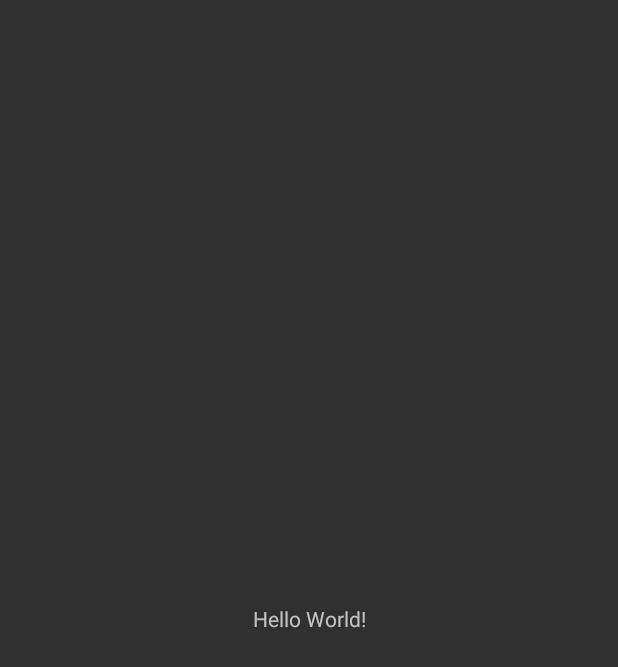
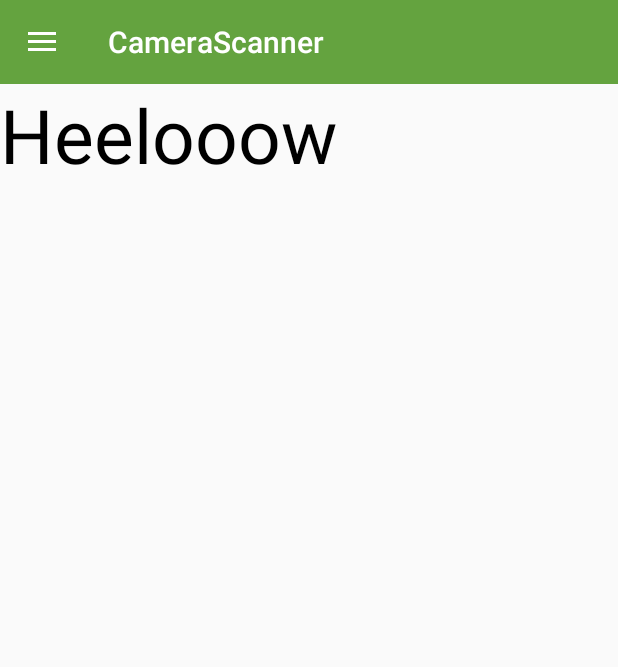
Before and after one commit to amitthakarebi/CameraScanner, an Android app: the screen it shows after launch (MainActivity), on a phone screen of 412 x 824 dp. Before the commit the part shown is almost empty. Shown: the top 667 px of the screen. Run offline under Robolectric (Android 15) with nearby library versions, the phone set to English and light mode, and no system bars.

Commit message:
Basic navigation menu is created
The basic navigation menu is created with working

```diff
--- a/app/build.gradle
+++ b/app/build.gradle
@@ -26,6 +26,7 @@ dependencies {
     implementation fileTree(dir: "libs", include: ["*.jar"])
     implementation 'androidx.appcompat:appcompat:1.2.0'
     implementation 'androidx.constraintlayout:constraintlayout:2.0.4'
+    implementation 'com.google.android.material:material:1.2.1'
     testImplementation 'junit:junit:4.12'
     androidTestImplementation 'androidx.test.ext:junit:1.1.2'
     androidTestImplementation 'androidx.test.espresso:espresso-core:3.3.0'
--- a/app/src/main/AndroidManifest.xml
+++ b/app/src/main/AndroidManifest.xml
@@ -10,9 +10,8 @@
         android:supportsRtl="true"
         android:theme="@style/AppTheme">
         <activity
-            android:name=".MainActivity"
-            android:theme="@style/Theme.AppCompat.NoActionBar" />
-        <activity android:name=".SplashScreen" android:theme="@style/Theme.AppCompat.NoActionBar">
+            android:name=".MainActivity" android:theme="@style/NoActionBarTheme"/>
+        <activity android:name=".SplashScreen" android:theme="@style/NoActionBarTheme">
             <intent-filter>
                 <action android:name="android.intent.action.MAIN" />
 
--- a/app/src/main/java/com/amitthakare/camerascanner/MainActivity.java
+++ b/app/src/main/java/com/amitthakare/camerascanner/MainActivity.java
@@ -1,14 +1,77 @@
 package com.amitthakare.camerascanner;
 
+import androidx.annotation.NonNull;
+import androidx.appcompat.app.ActionBarDrawerToggle;
 import androidx.appcompat.app.AppCompatActivity;
+import androidx.appcompat.widget.Toolbar;
+import androidx.core.view.GravityCompat;
+import androidx.drawerlayout.widget.DrawerLayout;
 
 import android.os.Bundle;
+import android.view.MenuItem;
+import android.widget.Toast;
 
-public class MainActivity extends AppCompatActivity {
+import com.google.android.material.navigation.NavigationView;
+
+public class MainActivity extends AppCompatActivity implements NavigationView.OnNavigationItemSelectedListener {
+
+    DrawerLayout drawerLayout;
+    NavigationView navigationView;
+    Toolbar toolbar;
 
     @Override
     protected void onCreate(Bundle savedInstanceState) {
         super.onCreate(savedInstanceState);
         setContentView(R.layout.activity_main);
+
+        //----------Hooks--------------//
+        drawerLayout = findViewById(R.id.drawerLayout);
+        navigationView = findViewById(R.id.navigationView);
+        toolbar = findViewById(R.id.navigationToolbar);
+
+        //---------Toolbar---------// set toolbar as action bar
+        setSupportActionBar(toolbar);
+        //getSupportActionBar().setTitle("Home");
+
+        //---------Navigation Drawer Menu-----------//
+        ActionBarDrawerToggle toggle = new ActionBarDrawerToggle(MainActivity.this,drawerLayout,toolbar,R.string.open,R.string.close);
+        drawerLayout.addDrawerListener(toggle);
+        toggle.syncState();
+
+        //---------To Set Menu Item Clickable---------//
+        navigationView.bringToFront();
+        navigationView.setNavigationItemSelectedListener(this);
+
+        navigationView.setCheckedItem(R.id.nav_home);
+
+    }
+
+    @Override
+    public void onBackPressed() {
+
+        if (drawerLayout.isDrawerOpen(GravityCompat.START))
+        {
+            drawerLayout.closeDrawer(GravityCompat.START);
+        }else
+        {
+            super.onBackPressed();
+        }
+    }
+
+    @Override
+    public boolean onNavigationItemSelected(@NonNull MenuItem item) {
+
+        switch (item.getItemId())
+        {
+            case R.id.nav_home:
+                break;
+            case R.id.nav_share:
+                Toast.makeText(this, "share!", Toast.LENGTH_SHORT).show();
+                break;
+        }
+
+        drawerLayout.closeDrawer(GravityCompat.START);
+
+        return false;
     }
 }
--- a/app/src/main/res/layout/activity_main.xml
+++ b/app/src/main/res/layout/activity_main.xml
@@ -1,18 +1,46 @@
 <?xml version="1.0" encoding="utf-8"?>
-<androidx.constraintlayout.widget.ConstraintLayout xmlns:android="http://schemas.android.com/apk/res/android"
+<androidx.drawerlayout.widget.DrawerLayout xmlns:android="http://schemas.android.com/apk/res/android"
     xmlns:app="http://schemas.android.com/apk/res-auto"
     xmlns:tools="http://schemas.android.com/tools"
+    android:id="@+id/drawerLayout"
     android:layout_width="match_parent"
     android:layout_height="match_parent"
     tools:context=".MainActivity">
 
-    <TextView
+    <com.google.android.material.navigation.NavigationView
         android:layout_width="wrap_content"
-        android:layout_height="wrap_content"
-        android:text="Hello World!"
-        app:layout_constraintBottom_toBottomOf="parent"
-        app:layout_constraintLeft_toLeftOf="parent"
-        app:layout_constraintRight_toRightOf="parent"
-        app:layout_constraintTop_toTopOf="parent" />
+        android:layout_height="match_parent"
+        android:id="@+id/navigationView"
+        app:headerLayout="@layout/navigation_header"
+        app:menu="@menu/navigation_menu"
+        android:layout_gravity="start"/>
 
-</androidx.constraintlayout.widget.ConstraintLayout>
+    <LinearLayout
+        android:layout_width="match_parent"
+        android:layout_height="match_parent"
+        android:orientation="vertical">
+
+        <LinearLayout
+            android:layout_width="match_parent"
+            android:layout_height="match_parent"
+            android:orientation="vertical">
+
+            <androidx.appcompat.widget.Toolbar
+                android:id="@+id/navigationToolbar"
+                android:layout_width="match_parent"
+                android:layout_height="wrap_content"
+                android:background="@color/toolbarColor"
+                android:minHeight="?attr/actionBarSize"
+                android:theme="?attr/actionBarTheme" />
+
+            <TextView
+                android:layout_width="wrap_content"
+                android:layout_height="wrap_content"
+                android:textColor="@color/black"
+                android:text="Heelooow"
+                android:textSize="50dp"/>
+        </LinearLayout>
+
+    </LinearLayout>
+
+</androidx.drawerlayout.widget.DrawerLayout>
--- /dev/null
+++ b/app/src/main/res/menu/navigation_menu.xml
@@ -0,0 +1,9 @@
+<?xml version="1.0" encoding="utf-8"?>
+<menu xmlns:android="http://schemas.android.com/apk/res/android">
+    <group android:checkableBehavior="single">
+        <item android:id="@+id/nav_home"
+            android:title="Home"/>
+        <item android:id="@+id/nav_share"
+            android:title="Share"/>
+    </group>
+</menu>
--- a/app/src/main/res/values/colors.xml
+++ b/app/src/main/res/values/colors.xml
@@ -1,8 +1,10 @@
 <?xml version="1.0" encoding="utf-8"?>
 <resources>
-    <color name="colorPrimary">#6200EE</color>
+    <color name="colorPrimary">#233249</color>
     <color name="colorPrimaryDark">#3700B3</color>
     <color name="colorAccent">#03DAC5</color>
 
     <color name="white">#FFFFFF</color>
+    <color name="black">#000000</color>
+    <color name="toolbarColor">#64A33F</color>
 </resources>
--- a/app/src/main/res/values/strings.xml
+++ b/app/src/main/res/values/strings.xml
@@ -1,3 +1,6 @@
 <resources>
     <string name="app_name">CameraScanner</string>
+
+    <string name="open">Open Navigation Drawer</string>
+    <string name="close">Close Navigation Drawer</string>
 </resources>
--- a/app/src/main/res/values/styles.xml
+++ b/app/src/main/res/values/styles.xml
@@ -5,6 +5,13 @@
         <item name="colorPrimary">@color/colorPrimary</item>
         <item name="colorPrimaryDark">@color/colorPrimaryDark</item>
         <item name="colorAccent">@color/colorAccent</item>
+        <item name="android:statusBarColor">#00000000</item>
+    </style>
+
+    <style name="NoActionBarTheme" parent="Theme.AppCompat.Light.DarkActionBar">
+        <item name="windowActionBar">false</item>
+        <item name="windowNoTitle">true</item>
+        <item name="android:windowFullscreen">true</item>
     </style>
 
 </resources>
```
Also changed, not shown: app/src/main/res/layout/navigation_header.xml (added, +28 -0 lines).
